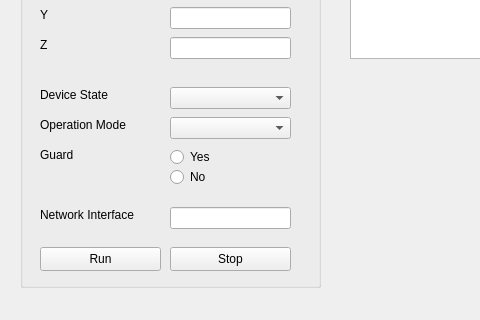
Before: the Qt Designer form SimDeviceGUI/src/simdevice.ui in RemoteFusionK/RHPC-Simulator, drawn with Qt 5; both pictures show x 0 to 480 and y 202 to 522 of the 673 by 522 pixel window.
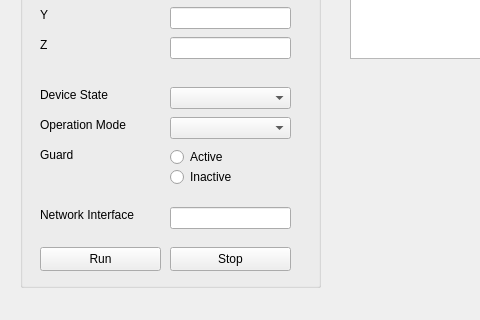
After: the same form once the commit is applied.

```diff
--- a/SimDeviceGUI/src/simdevice.ui
+++ b/SimDeviceGUI/src/simdevice.ui
@@ -285,7 +285,7 @@
       </rect>
      </property>
      <property name="text">
-      <string>Yes</string>
+      <string>Active</string>
      </property>
     </widget>
     <widget class="QRadioButton" name="guardNo">
@@ -298,7 +298,7 @@
       </rect>
      </property>
      <property name="text">
-      <string>No</string>
+      <string>Inactive</string>
      </property>
     </widget>
     <widget class="QLineEdit" name="networkInterface">
```
Left out of the diff: 4 changed lines with no effect on the pictures.
